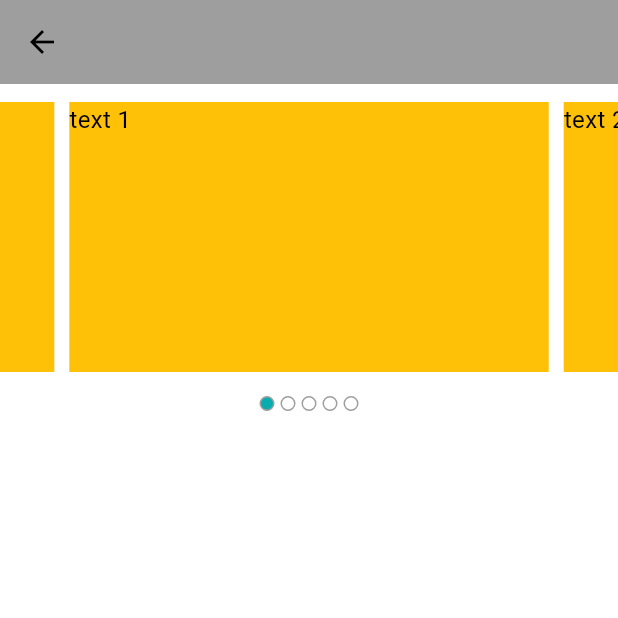
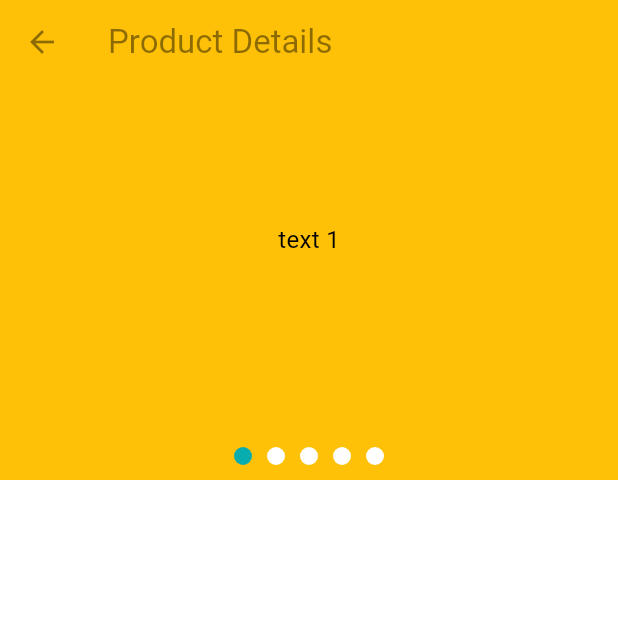
Before and after one commit to mehediFlutter/Ostad-Crafty-Bay, a Flutter app: the ProductDetailsScreen screen opened directly, on a phone screen of 412 x 824 dp, the top half of it. Run offline on Flutter 3.47's test engine with Material 3 defaults, Android fonts, the phone set to English and light mode, and no system bars; drawn by our look-alikes of carousel_slider; our stand-ins replace flutter_svg, get, pin_code_fields.

Commit message:
product image slider

```diff
--- a/lib/application/presentation/ui/screens/product_details_screen/product_details_screen.dart
+++ b/lib/application/presentation/ui/screens/product_details_screen/product_details_screen.dart
@@ -1,7 +1,5 @@
-import 'package:crafty_bay/application/presentation/ui/screens/utility/app_colors.dart';
 import 'package:flutter/material.dart';
-
-import '../../widgets/home/home_slider.dart';
+import 'product_image_slider.dart';
 
 class ProductDetailsScreen extends StatefulWidget {
   const ProductDetailsScreen({super.key});
@@ -15,14 +13,23 @@ class _ProductDetailsScreenState extends State<ProductDetailsScreen> {
   Widget build(BuildContext context) {
     return SafeArea(
       child: Scaffold(
-        appBar: AppBar(
-          leading: BackButton(),
-          backgroundColor: Colors.grey,
-          elevation: 0,
-        ),
+
         body: Column(
           children: [
-            HomeSlider(),
+            Stack(
+              children: [
+                ProductImageSlider(),
+                AppBar(
+                  backgroundColor: Colors.transparent,
+                  leading: BackButton(
+                    color: Colors.black45,
+                  ),
+                  title:Text( "Product Details",style: TextStyle(
+                    color: Colors.black45
+                  ),)
+                )
+              ],
+            ),
           ],
         ),
       ),
--- /dev/null
+++ b/lib/application/presentation/ui/screens/product_details_screen/product_image_slider.dart
@@ -0,0 +1,79 @@
+import 'package:carousel_slider/carousel_slider.dart';
+import 'package:flutter/material.dart';
+
+import '../../../const.dart';
+import '../../screens/utility/app_colors.dart';
+
+class ProductImageSlider extends StatefulWidget {
+  const ProductImageSlider({super.key});
+
+  @override
+  State<ProductImageSlider> createState() => _ProductImageSliderState();
+}
+
+class _ProductImageSliderState extends State<ProductImageSlider> {
+  final ValueNotifier<int> _selectedSlider = ValueNotifier(0);
+
+  @override
+  Widget build(BuildContext context) {
+    return Stack(
+      children: [
+
+        CarouselSlider(
+
+          options: CarouselOptions(
+            height: 320.0,
+            viewportFraction: 1.0,
+            autoPlay: true,
+            autoPlayInterval: Duration(seconds: 3),
+            onPageChanged: (int page, _) {
+              _selectedSlider.value = page;
+            },
+          ),
+          items: [1, 2, 3, 4, 5].map((i) {
+            return Builder(
+              builder: (BuildContext context) {
+                return Container(
+                    width: MediaQuery.of(context).size.width,
+                    decoration: BoxDecoration(color: Colors.amber),
+                    child: Center(
+                      child: Text(
+                        'text $i',
+                        style: TextStyle(fontSize: 16.0),
+                      ),
+                    ));
+              },
+            );
+          }).toList(),
+        ),
+        height16,
+        Positioned(
+          bottom: 10,
+          left: 0,right: 0,
+          child: ValueListenableBuilder(
+            valueListenable: _selectedSlider,
+            builder: (context, value, _) {
+              //    print("Rebuild");
+              return Row(
+                mainAxisAlignment: MainAxisAlignment.center,
+                children: List.generate(
+                  5,
+                  (i) => Container(
+                margin: EdgeInsets.symmetric(horizontal: 5),
+                    height: 12,
+                    width: 12,
+                    decoration: BoxDecoration(
+
+                      borderRadius: BorderRadius.circular(10),
+                      color: value == i ? AppColor.primary : Colors.white,
+                    ),
+                  ),
+                ),
+              );
+            },
+          ),
+        ),
+      ],
+    );
+  }
+}
```
